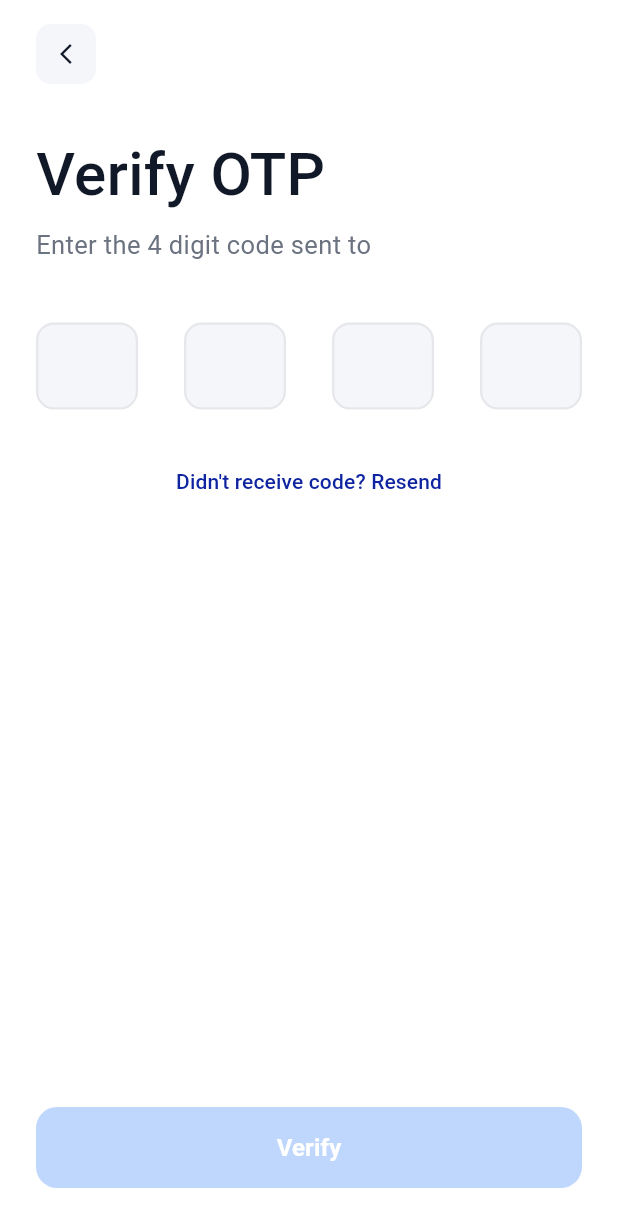
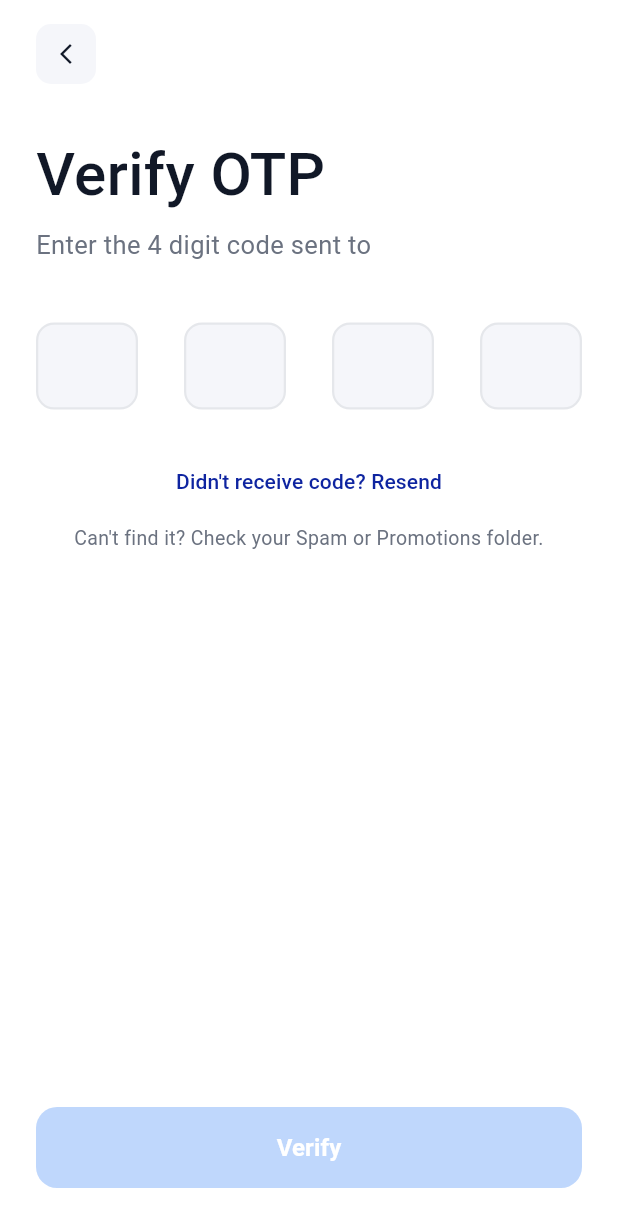
Before and after one commit to Emmanuelobakpolor/axira_app, a Flutter app: the VerifyOtpScreen screen opened directly with empty values, on a phone screen of 412 x 824 dp. Shown: the top 1227 px of the screen. Run offline on Flutter 3.47's test engine with Material 3 defaults, Android fonts, the phone set to English and light mode, and no system bars; our stand-ins replace flutter_secure_storage, font_awesome_flutter, image_picker, qr_flutter; missing offline and left inert: flutterwave_standard; accounts and stored records are empty.

Commit message:
Tell users to check Spam for their verification code
Gmail files mail from our new sending domain under Spam until it
builds a reputation.

Co-Authored-By: Claude Opus 5.5 <noreply@anthropic.com>

```diff
--- a/lib/screens/auth/verify_otp_screen.dart
+++ b/lib/screens/auth/verify_otp_screen.dart
@@ -146,6 +146,16 @@ class _VerifyOtpScreenState extends State<VerifyOtpScreen> {
                         ),
                       ),
                     ),
+                    const SizedBox(height: 4),
+                    // Gmail still files mail from our new sending domain
+                    // under Spam until it builds a reputation.
+                    const Center(
+                      child: Text(
+                        "Can't find it? Check your Spam or Promotions folder.",
+                        textAlign: TextAlign.center,
+                        style: TextStyle(fontSize: 13, color: kAuthTextGrey),
+                      ),
+                    ),
                   ],
                 ),
               ),
```
Also changed, not shown: lib/screens/auth/forgot_password_screen.dart (+10 -0 lines).
